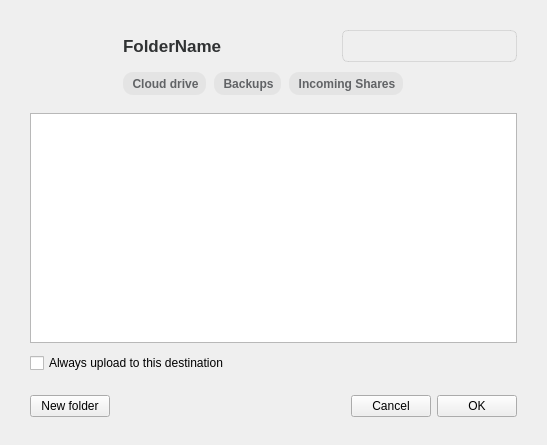
Above: src/MEGASync/gui/node_selector/gui/macx/NodeSelectorTreeViewWidget.ui from meganz/MEGAsync before the change. Below: the same form after it.
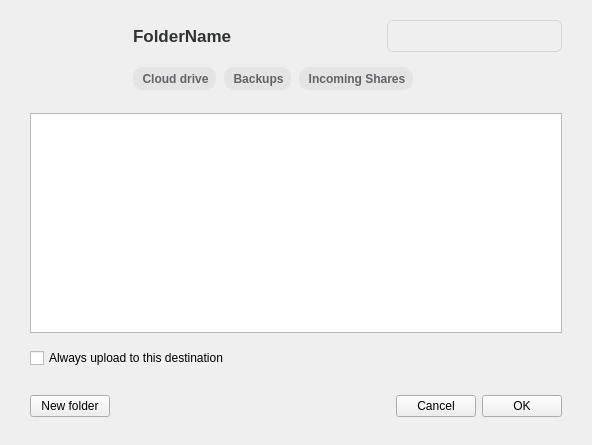
That is the form after the change. Icons and pictures are not drawn. Custom widgets are drawn as their Qt base class.

The edit to the form file:
```diff
--- a/src/MEGASync/gui/node_selector/gui/macx/NodeSelectorTreeViewWidget.ui
+++ b/src/MEGASync/gui/node_selector/gui/macx/NodeSelectorTreeViewWidget.ui
@@ -21,13 +21,13 @@
   </property>
   <layout class="QVBoxLayout" name="NodeSelectorWidgetLayout">
    <property name="spacing">
-    <number>10</number>
+    <number>15</number>
    </property>
    <property name="leftMargin">
     <number>30</number>
    </property>
    <property name="topMargin">
-    <number>30</number>
+    <number>20</number>
    </property>
    <property name="rightMargin">
     <number>30</number>
```
